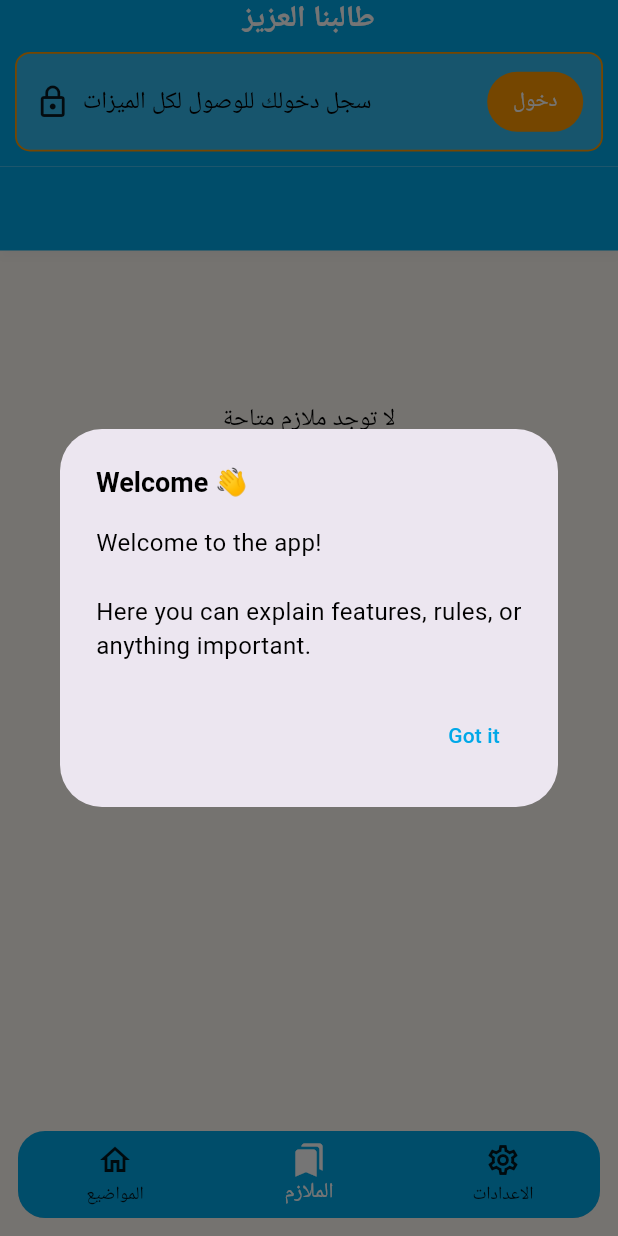
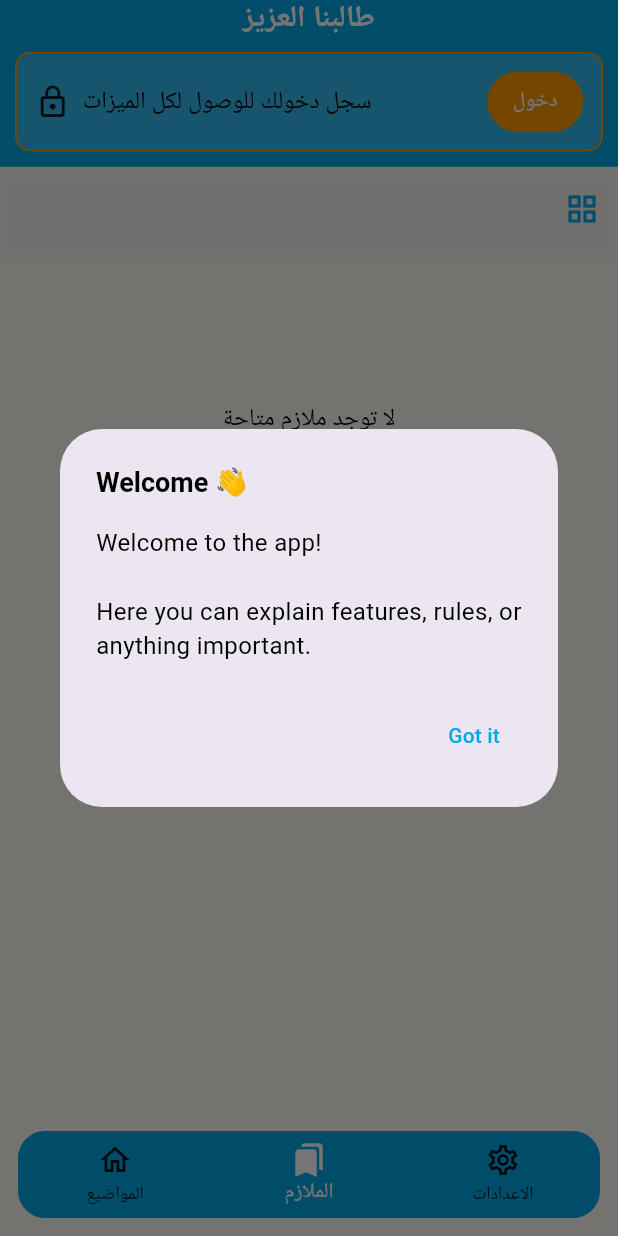
Before and after one commit to Mohamed0Farouk/shobaki_academy, a Flutter app: the screen it shows after launch, swiped to page 2, on a phone screen of 412 x 824 dp. Run offline on Flutter 3.47's test engine with Material 3 defaults, Android fonts, the phone set to English and light mode, and no system bars; our stand-ins replace animate_do, connectivity_plus, device_info_plus, dio, flutter_dotenv, get and 14 more; missing offline and left inert: awesome_video_player, flutter_quill, flutter_windowmanager_plus, syncfusion_flutter_pdfviewer, universal_html, vdocipher_flutter and 1 more; accounts and stored records are empty; Roboto replaces fonts that are missing (Almarai).

Commit message:
simple appbar edit

```diff
--- a/lib/view/books.dart
+++ b/lib/view/books.dart
@@ -24,7 +24,7 @@ class BooksPage extends StatelessWidget {
 
     return Scaffold(
       appBar: AppBar(
-        backgroundColor: isDesktop ? Colors.transparent : null,
+        backgroundColor: Colors.transparent,
         elevation: isDesktop ? 0 : null,
         actions: [
           Obx(
```
